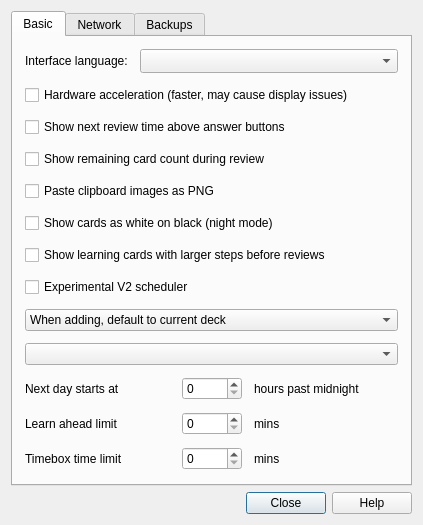
Above: designer/preferences.ui from ankitects/anki before the change. Below: the same form after it.
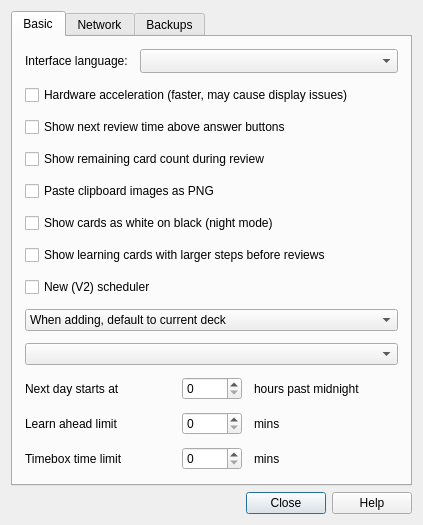
That is the form after the change.

Commit message: default to v2 scheduler on new installs, remove warning

What changed in the file:
```diff
--- a/designer/preferences.ui
+++ b/designer/preferences.ui
@@ -111,7 +111,7 @@
        <item>
         <widget class="QCheckBox" name="newSched">
          <property name="text">
-          <string>Experimental V2 scheduler</string>
+          <string>New (V2) scheduler</string>
          </property>
         </widget>
        </item>
```
The commit also changes 7 other files.
